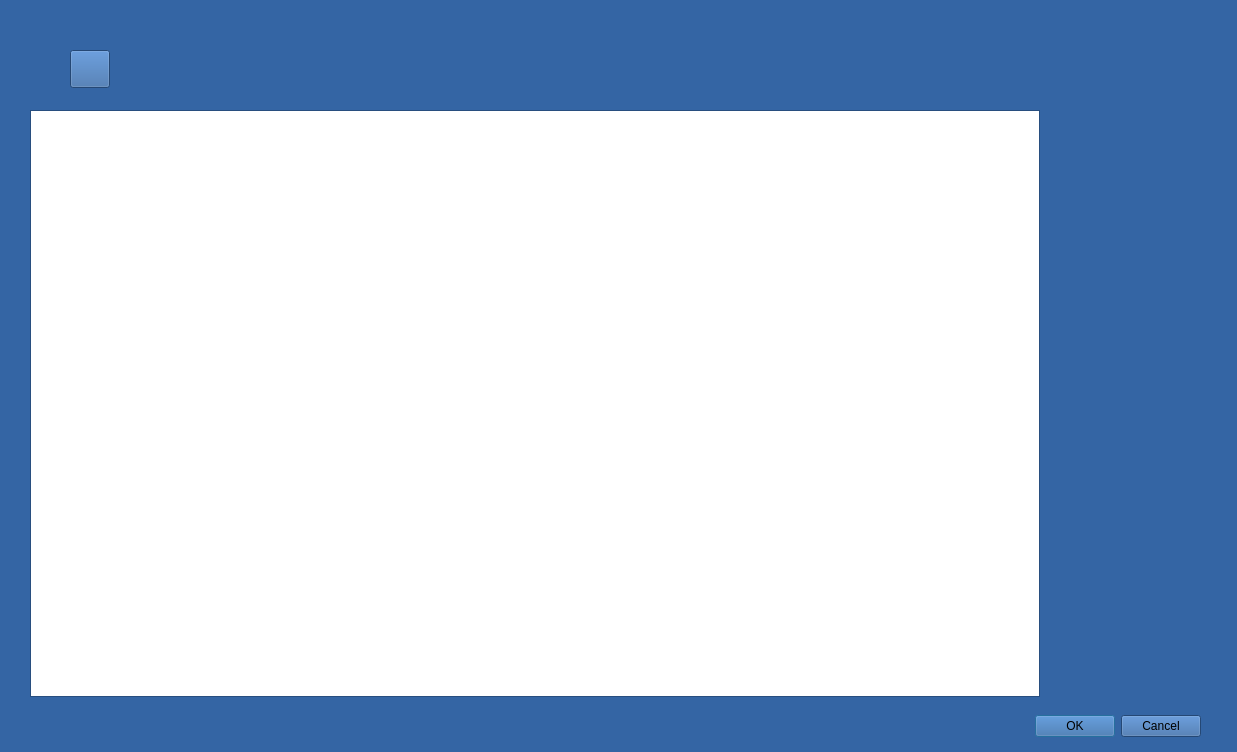
This is wzoryDialog.ui in militia11/shoes as Qt 5 draws it before an edit. The edited form follows.
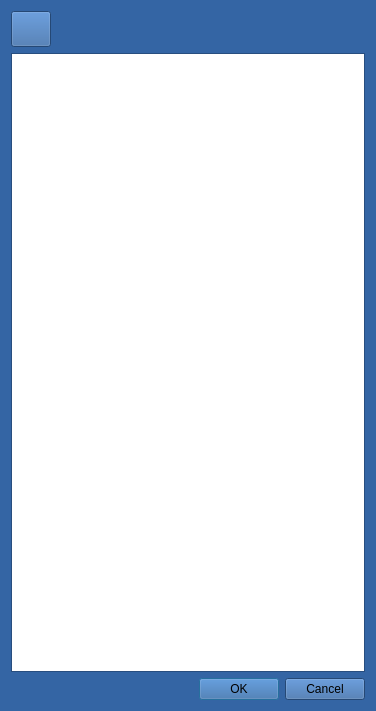
This is the edited form. Icons and pictures are not drawn.

What changed in the file:
```diff
--- a/wzoryDialog.ui
+++ b/wzoryDialog.ui
@@ -6,8 +6,8 @@
    <rect>
     <x>0</x>
     <y>0</y>
-    <width>1237</width>
-    <height>752</height>
+    <width>376</width>
+    <height>711</height>
    </rect>
   </property>
   <property name="palette">
@@ -428,50 +428,8 @@
   <property name="windowTitle">
    <string>Dialog</string>
   </property>
-  <widget class="QDialogButtonBox" name="buttonBox">
-   <property name="geometry">
-    <rect>
-     <x>860</x>
-     <y>710</y>
-     <width>341</width>
-     <height>32</height>
-    </rect>
-   </property>
-   <property name="orientation">
-    <enum>Qt::Horizontal</enum>
-   </property>
-   <property name="standardButtons">
-    <set>QDialogButtonBox::Cancel|QDialogButtonBox::Ok</set>
-   </property>
-  </widget>
-  <widget class="QTableView" name="tableView">
-   <property name="geometry">
-    <rect>
-     <x>30</x>
-     <y>110</y>
-     <width>1010</width>
-     <height>587</height>
-    </rect>
-   </property>
-   <property name="alternatingRowColors">
-    <bool>true</bool>
-   </property>
-   <property name="selectionMode">
-    <enum>QAbstractItemView::ExtendedSelection</enum>
-   </property>
-   <property name="selectionBehavior">
-    <enum>QAbstractItemView::SelectRows</enum>
-   </property>
-  </widget>
-  <widget class="QWidget" name="layoutWidget">
-   <property name="geometry">
-    <rect>
-     <x>70</x>
-     <y>50</y>
-     <width>96</width>
-     <height>38</height>
-    </rect>
-   </property>
+  <layout class="QVBoxLayout" name="verticalLayout">
+   <item>
    <layout class="QHBoxLayout" name="horizontalLayout">
     <item>
      <widget class="QPushButton" name="pushButton_2">
@@ -519,7 +477,31 @@
      </spacer>
     </item>
    </layout>
-  </widget>
+   </item>
+   <item>
+    <widget class="QTableView" name="tableView">
+     <property name="alternatingRowColors">
+      <bool>true</bool>
+     </property>
+     <property name="selectionMode">
+      <enum>QAbstractItemView::ExtendedSelection</enum>
+     </property>
+     <property name="selectionBehavior">
+      <enum>QAbstractItemView::SelectRows</enum>
+     </property>
+    </widget>
+   </item>
+   <item>
+    <widget class="QDialogButtonBox" name="buttonBox">
+     <property name="orientation">
+      <enum>Qt::Horizontal</enum>
+     </property>
+     <property name="standardButtons">
+      <set>QDialogButtonBox::Cancel|QDialogButtonBox::Ok</set>
+     </property>
+    </widget>
+   </item>
+  </layout>
  </widget>
  <resources>
   <include location="zasoby.qrc"/>
```
Left out of the diff: 2 changed lines with no effect on the pictures. Lines whose indentation alone changed are shown as unchanged.
